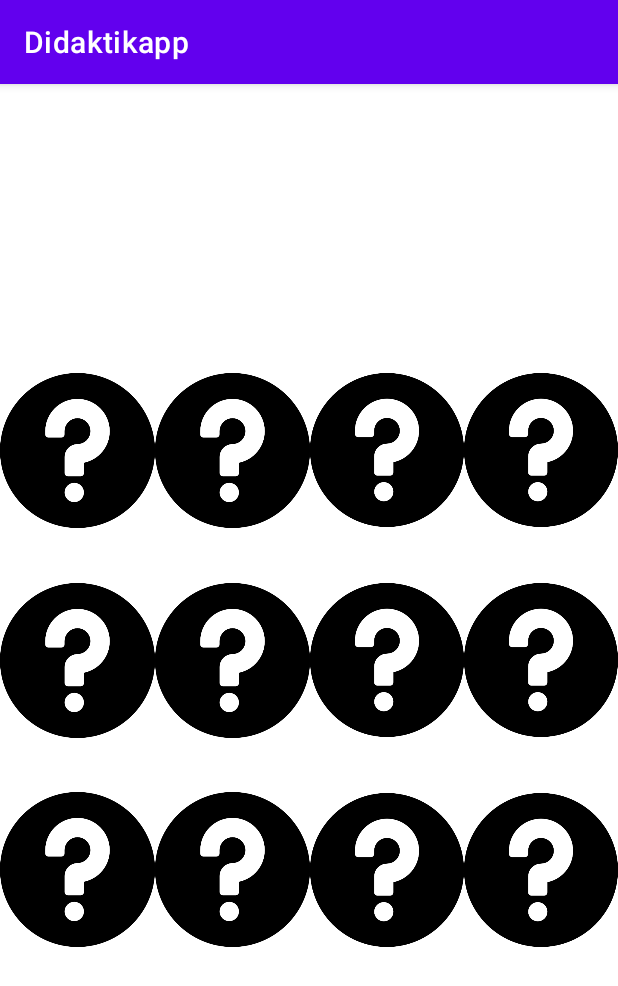
After one commit to didaktikappgallarta/Didaktikappgallarta, an Android app: the MemoramaActivity screen opened directly, with no data from a screen before it, on a phone screen of 412 x 824 dp. The commit adds this screen. Shown: the top 986 px of the screen. Run offline under Robolectric (Android 15) with nearby library versions, the phone set to English and light mode, and no system bars; Roboto replaces fonts that are not available here.

Commit message:
Memorama funcionando

```diff
--- a/app/src/main/AndroidManifest.xml
+++ b/app/src/main/AndroidManifest.xml
@@ -40,6 +40,9 @@
         <activity android:name=".MenuPrincipalActivity">
 
         </activity>
+        <activity android:name=".MemoramaActivity">
+
+        </activity>
         <meta-data
             android:name="preloaded_fonts"
             android:resource="@array/preloaded_fonts" />
--- a/app/src/main/java/com/example/didaktikapp/CrucigramaActivity.java
+++ b/app/src/main/java/com/example/didaktikapp/CrucigramaActivity.java
@@ -1,10 +1,8 @@
 package com.example.didaktikapp;
 
-import android.graphics.Color;
 import android.media.MediaPlayer;
 import android.os.Bundle;
 import android.text.Editable;
-import android.text.Layout;
 import android.text.TextWatcher;
 import android.view.Gravity;
 import android.view.View;
@@ -24,7 +22,7 @@
 
     protected void onCreate(Bundle savedInstanceState) {
         super.onCreate(savedInstanceState);
-        setContentView(R.layout.crucigrama);
+        setContentView(R.layout.activity_crucigrama);
 
         EditText h = findViewById(R.id.h);
         EditText o = findViewById(R.id.o);
--- a/app/src/main/java/com/example/didaktikapp/MenuPrincipalActivity.java
+++ b/app/src/main/java/com/example/didaktikapp/MenuPrincipalActivity.java
@@ -47,6 +47,10 @@
             Intent intent = new Intent(MenuPrincipalActivity.this, MapsActivity.class);
             startActivity(intent);
         }
+
+        /*Intent intent = new Intent(MenuPrincipalActivity.this, MemoramaActivity.class);
+        startActivity(intent);*/
+
         /*Intent intent = new Intent(MenuPrincipalActivity.this, VideoCrucigramaActivity.class);
         startActivity(intent);*/
     }
--- /dev/null
+++ b/app/src/main/res/layout/activity_memorama.xml
@@ -0,0 +1,16 @@
+<?xml version="1.0" encoding="utf-8"?>
+<RelativeLayout
+    xmlns:android="http://schemas.android.com/apk/res/android"
+    xmlns:tools="http://schemas.android.com/tools"
+    android:layout_width="match_parent"
+    android:layout_height="match_parent">
+
+    <include
+        layout="@layout/imagenes_memorama"
+        android:layout_width="match_parent"
+        android:layout_height="419dp"
+        android:layout_centerInParent="true"
+        tools:layout_editor_absoluteX="0dp"
+        tools:layout_editor_absoluteY="145dp" />
+
+</RelativeLayout>
--- /dev/null
+++ b/app/src/main/res/layout/imagenes_memorama.xml
@@ -0,0 +1,128 @@
+<?xml version="1.0" encoding="utf-8"?>
+<LinearLayout
+    xmlns:android="http://schemas.android.com/apk/res/android" android:layout_width="match_parent"
+    android:layout_height="match_parent"
+    android:orientation="vertical"
+    android:weightSum="3">
+
+    <LinearLayout
+        android:layout_width="match_parent"
+        android:layout_height="match_parent"
+        android:orientation="horizontal"
+        android:layout_weight="1"
+        android:weightSum="4">
+
+        <ImageView
+            android:id="@+id/iv_11"
+            android:layout_width="match_parent"
+            android:layout_height="match_parent"
+            android:layout_weight="1"
+            android:scaleType="centerInside"
+            android:src="@drawable/interrogacion" />
+
+        <ImageView
+            android:id="@+id/iv_12"
+            android:layout_width="match_parent"
+            android:layout_height="match_parent"
+            android:layout_weight="1"
+            android:scaleType="centerInside"
+            android:src="@drawable/interrogacion" />
+
+        <ImageView
+            android:id="@+id/iv_13"
+            android:layout_width="match_parent"
+            android:layout_height="match_parent"
+            android:layout_weight="1"
+            android:scaleType="centerInside"
+            android:src="@drawable/interrogacion" />
+
+        <ImageView
+            android:id="@+id/iv_14"
+            android:layout_width="match_parent"
+            android:layout_height="match_parent"
+            android:layout_weight="1"
+            android:scaleType="centerInside"
+            android:src="@drawable/interrogacion" />
+    </LinearLayout>
+
+    <LinearLayout
+        android:layout_width="match_parent"
+        android:layout_height="match_parent"
+        android:orientation="horizontal"
+        android:layout_weight="1"
+        android:weightSum="4">
+
+        <ImageView
+            android:id="@+id/iv_21"
+            android:layout_width="match_parent"
+            android:layout_height="match_parent"
+            android:layout_weight="1"
+            android:scaleType="centerInside"
+            android:src="@drawable/interrogacion" />
+
+        <ImageView
+            android:id="@+id/iv_22"
+            android:layout_width="match_parent"
+            android:layout_height="match_parent"
+            android:layout_weight="1"
+            android:scaleType="centerInside"
+            android:src="@drawable/interrogacion" />
+
+        <ImageView
+            android:id="@+id/iv_23"
+            android:layout_width="match_parent"
+            android:layout_height="match_parent"
+            android:layout_weight="1"
+            android:scaleType="centerInside"
+            android:src="@drawable/interrogacion" />
+
+        <ImageView
+            android:id="@+id/iv_24"
+            android:layout_width="match_parent"
+            android:layout_height="match_parent"
+            android:layout_weight="1"
+            android:scaleType="centerInside"
+            android:src="@drawable/interrogacion" />
+    </LinearLayout>
+
+    <LinearLayout
+        android:layout_width="match_parent"
+        android:layout_height="match_parent"
+        android:orientation="horizontal"
+        android:layout_weight="1"
+        android:weightSum="4">
+
+        <ImageView
+            android:layout_width="match_parent"
+            android:layout_height="match_parent"
+            android:scaleType="centerInside"
+            android:id="@+id/iv_31"
+            android:layout_weight="1"
+            android:src="@drawable/interrogacion"/>
+
+        <ImageView
+            android:layout_width="match_parent"
+            android:layout_height="match_parent"
+            android:scaleType="centerInside"
+            android:id="@+id/iv_32"
+            android:layout_weight="1"
+            android:src="@drawable/interrogacion"/>
+
+        <ImageView
+            android:layout_width="match_parent"
+            android:layout_height="match_parent"
+            android:scaleType="centerInside"
+            android:id="@+id/iv_33"
+            android:layout_weight="1"
+            android:src="@drawable/interrogacion"/>
+
+        <ImageView
+            android:layout_width="match_parent"
+            android:layout_height="match_parent"
+            android:scaleType="centerInside"
+            android:id="@+id/iv_34"
+            android:layout_weight="1"
+            android:src="@drawable/interrogacion"/>
+    </LinearLayout>
+
+</LinearLayout>
```
Also changed, not shown: app/src/main/java/com/example/didaktikapp/MemoramaActivity.java (added, +373 -0 lines), app/src/main/res/drawable/caballo.jpg (added), app/src/main/res/drawable/cerdo.jpg (added), app/src/main/res/drawable/conejo.png (added), app/src/main/res/drawable/gato.png (added), app/src/main/res/drawable/interrogacion.png (added), app/src/main/res/drawable/mapache.png (added), app/src/main/res/drawable/perro.png (added), app/src/main/res/layout/activity_crucigrama.xml (renamed from app/src/main/res/layout/crucigrama.xml).
